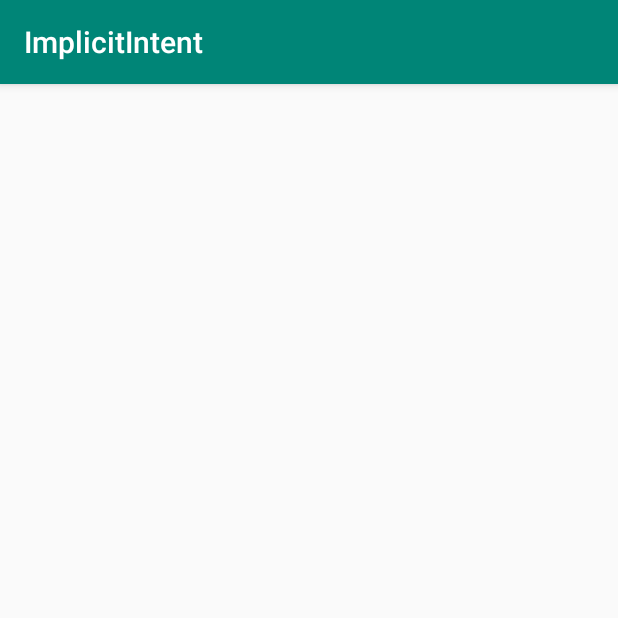
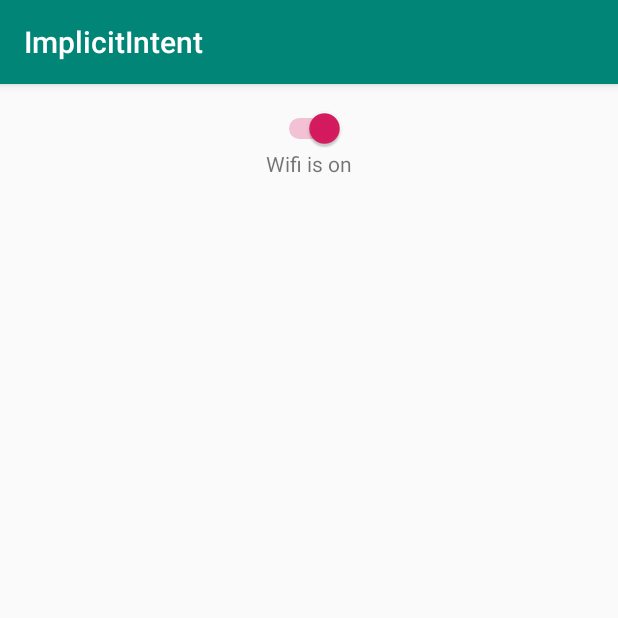
Before and after one commit to intan318/Implicit-Intent, an Android app: the WifiActivity screen opened directly, with no data from a screen before it, on a phone screen of 412 x 824 dp, the top half of it. Run offline under Robolectric (Android 15) with nearby library versions, the phone set to English and light mode, and no system bars; our stand-ins replace ButterKnife.

Commit message:
added intent for SMS and Wifi

```diff
--- a/app/src/main/AndroidManifest.xml
+++ b/app/src/main/AndroidManifest.xml
@@ -4,6 +4,8 @@
 
     <uses-permission android:name="android.permission.CALL_PHONE"/>
     <uses-permission android:name="android.permission.ACCESS_NOTIFICATION_POLICY"/>
+    <uses-permission android:name="android.permission.ACCESS_WIFI_STATE"/>
+    <uses-permission android:name="android.permission.CHANGE_WIFI_STATE"/>
 
     <application
         android:allowBackup="true"
--- a/app/src/main/java/com/example/implicitintent/MainActivity.java
+++ b/app/src/main/java/com/example/implicitintent/MainActivity.java
@@ -66,8 +66,12 @@ public class MainActivity extends AppCompatActivity {
                 startActivity(intentNotif);
                 break;
             case R.id.btnSms:
+                Intent intentSMS = new Intent (MainActivity.this, SmsActivity.class);
+                startActivity(intentSMS);
                 break;
             case R.id.btnWifi:
+                Intent intentWifi = new Intent (MainActivity.this, WifiActivity.class);
+                startActivity(intentWifi);
                 break;
             case R.id.btnBrowser:
                 break;
--- a/app/src/main/java/com/example/implicitintent/WifiActivity.java
+++ b/app/src/main/java/com/example/implicitintent/WifiActivity.java
@@ -1,14 +1,55 @@
 package com.example.implicitintent;
 
+import android.content.Context;
+import android.net.wifi.WifiManager;
+import android.os.Bundle;
+import android.widget.CompoundButton;
+import android.widget.Switch;
+import android.widget.TextView;
+
 import androidx.appcompat.app.AppCompatActivity;
+import androidx.core.content.ContextCompat;
 
-import android.os.Bundle;
+import butterknife.BindView;
+import butterknife.ButterKnife;
 
 public class WifiActivity extends AppCompatActivity {
+
+    @BindView(R.id.switchWifi)
+    Switch switchWifi;
+    @BindView(R.id.statusWifi)
+    TextView statusWifi;
+
+    WifiManager wifiManager;
 
     @Override
     protected void onCreate(Bundle savedInstanceState) {
         super.onCreate(savedInstanceState);
         setContentView(R.layout.activity_wifi);
+        ButterKnife.bind(this);
+
+        wifiManager = (WifiManager) getApplicationContext().getSystemService(Context.WIFI_SERVICE);
+
+        if (wifiManager.isWifiEnabled()){
+            switchWifi.setChecked(true);
+            statusWifi.setText("Wifi is on");
+        } else {
+            switchWifi.setChecked(false);
+            statusWifi.setText("Wifi is not enabled");
+        }
+
+        switchWifi.setOnCheckedChangeListener(new CompoundButton.OnCheckedChangeListener() {
+            @Override
+            public void onCheckedChanged(CompoundButton compoundButton, boolean b) {
+                if (b){
+                    wifiManager.setWifiEnabled(true);
+                    statusWifi.setText("Wifi dinyalakan");
+                } else {
+                    wifiManager.setWifiEnabled(false);
+                    statusWifi.setText("Wifi dimatikan");
+                }
+            }
+        });
+
     }
 }
--- a/app/src/main/res/layout/activity_wifi.xml
+++ b/app/src/main/res/layout/activity_wifi.xml
@@ -1,9 +1,26 @@
 <?xml version="1.0" encoding="utf-8"?>
-<androidx.constraintlayout.widget.ConstraintLayout xmlns:android="http://schemas.android.com/apk/res/android"
+<LinearLayout xmlns:android="http://schemas.android.com/apk/res/android"
     xmlns:app="http://schemas.android.com/apk/res-auto"
     xmlns:tools="http://schemas.android.com/tools"
     android:layout_width="match_parent"
     android:layout_height="match_parent"
+    android:orientation="vertical"
+    android:padding="16dp"
     tools:context=".WifiActivity">
 
-</androidx.constraintlayout.widget.ConstraintLayout>
+    <Switch
+        android:id="@+id/switchWifi"
+        android:layout_width="wrap_content"
+        android:layout_height="wrap_content"
+        android:layout_gravity="center"
+        />
+
+    <TextView
+        android:id="@+id/statusWifi"
+        android:layout_width="wrap_content"
+        android:layout_height="wrap_content"
+        android:text="Status Wifi"
+        android:layout_gravity="center"
+        />
+
+</LinearLayout>
```
Also changed, not shown: app/src/main/java/com/example/implicitintent/SmsActivity.java (+37 -0 lines).
